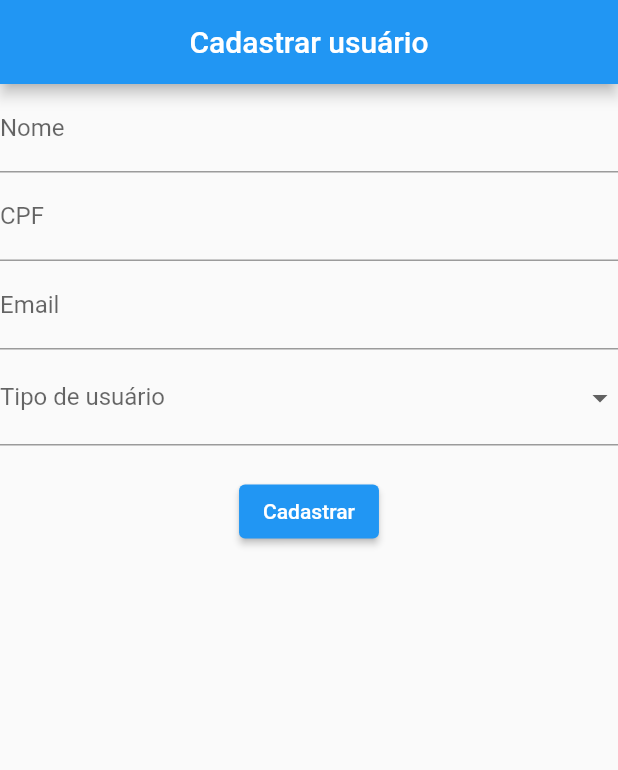
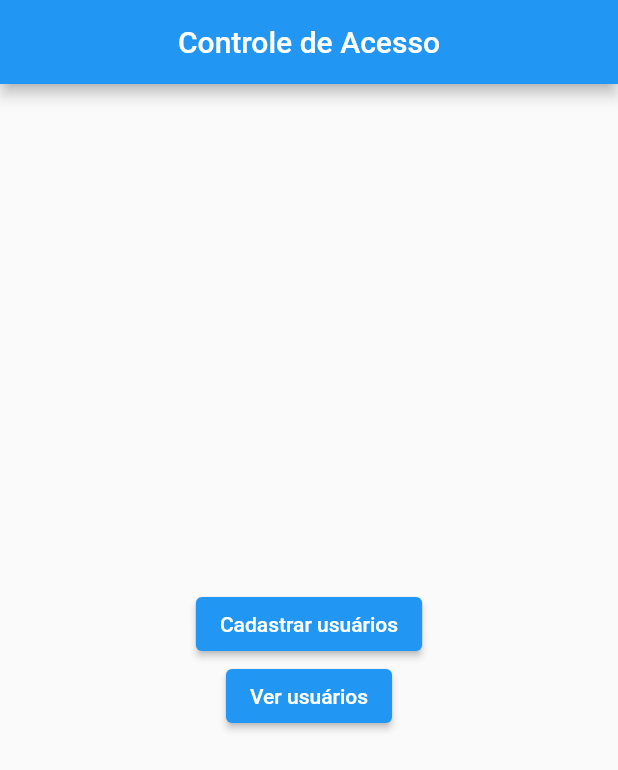
Before and after one commit to lopes-adriano/condominio, a Flutter app: the screen it shows after launch, on a phone screen of 412 x 824 dp. Shown: the top 770 px of the screen. Run offline on Flutter 3.47's test engine with Material 2 defaults, Android fonts, the phone set to English and light mode, and no system bars; our stand-ins replace brasil_fields, cloud_firestore, email_validator, firebase_core, mask_text_input_formatter; accounts and stored records are empty.

Commit message:
Tela de busca de usuários

```diff
--- a/lib/main.dart
+++ b/lib/main.dart
@@ -1,4 +1,6 @@
-import 'package:condominio/user_form.dart';
+import 'package:condominio/screens/home_screen.dart';
+import 'package:condominio/screens/read_users.dart';
+import 'package:condominio/screens/sign_up.dart';
 import 'package:flutter/material.dart';
 import 'package:firebase_core/firebase_core.dart';
 import 'firebase_options.dart';
@@ -16,15 +18,17 @@ class MainApp extends StatelessWidget {
 
   @override
   Widget build(BuildContext context) {
-    return  MaterialApp(
-      home: Scaffold(
-        appBar: AppBar(
-          title: const Center(child: Text('Cadastrar usuário')),
-        ),
-        body:  const SingleChildScrollView(
-          child: UserFieldsForm(),
-        ),
+    return MaterialApp(
+      title: 'Flutter Home Screen',
+      theme: ThemeData(
+        primarySwatch: Colors.blue,
       ),
+      initialRoute: '/',
+      routes: {
+        '/': (context) => const HomeScreen(),
+        '/signup': (context) => const SignUp(),
+        '/read_users': (context) => const ReadUsers(),
+      },
     );
   }
 }
--- a/lib/morador.dart
+++ /dev/null
@@ -1,19 +0,0 @@
-// Essa classe não está sendo utilizada por enquanto
-
-import 'package:condominio/usuario.dart';
-
-class Morador extends User {
-  final String apartamento;
-
-  Morador({
-    required String name,
-    required String cpf,
-    required String email,
-    required this.apartamento,
-  }) : super(
-          userType: 'morador',
-          name: name,
-          cpf: cpf,
-          email: email,
-        );
-}
--- /dev/null
+++ b/lib/screens/home_screen.dart
@@ -0,0 +1,34 @@
+import 'package:flutter/material.dart';
+
+class HomeScreen extends StatelessWidget {
+  const HomeScreen({super.key});
+
+  @override
+  Widget build(BuildContext context) {
+    return Scaffold(
+      appBar: AppBar(
+        title: const Center(child: Text('Controle de Acesso')),
+      ),
+      body: Center(
+        child: Column(
+          mainAxisAlignment: MainAxisAlignment.center,
+          children: <Widget>[
+            ElevatedButton(
+              onPressed: () {
+                Navigator.pushNamed(context, '/signup');
+              },
+              child: const Text('Cadastrar usuários'),
+            ),
+            const SizedBox(width: 10),
+            ElevatedButton(
+              onPressed: () {
+                Navigator.pushNamed(context, '/read_users');
+              },
+              child: const Text('Ver usuários'),
+            ),
+          ],
+        ),
+      ),
+    );
+  }
+}
--- a/lib/usuario.dart
+++ /dev/null
@@ -1,14 +0,0 @@
-// Essa classe não está sendo utilizada por enquanto
-class User {
-  final String userType;
-  final String name;
-  final String cpf;
-  final String email;
-
-  User({
-    required this.userType,
-    required this.name,
-    required this.cpf,
-    required this.email,
-  });
-}
```
Also changed, not shown: lib/screens/read_users.dart (added, +79 -0 lines), lib/screens/sign_up.dart (added, +20 -0 lines).
